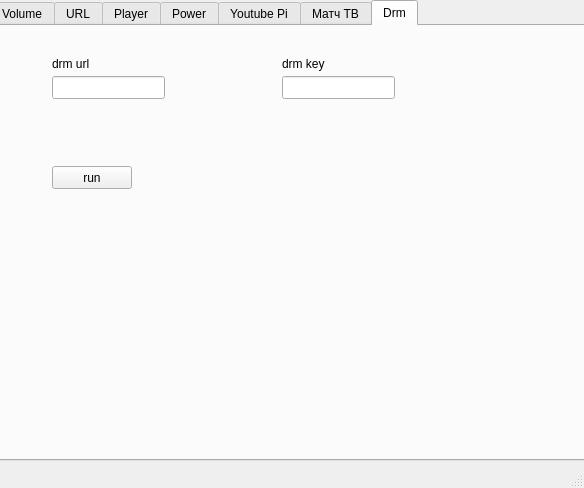
Old version of the form kodigui.ui in the repository definitly486/KodiGui.
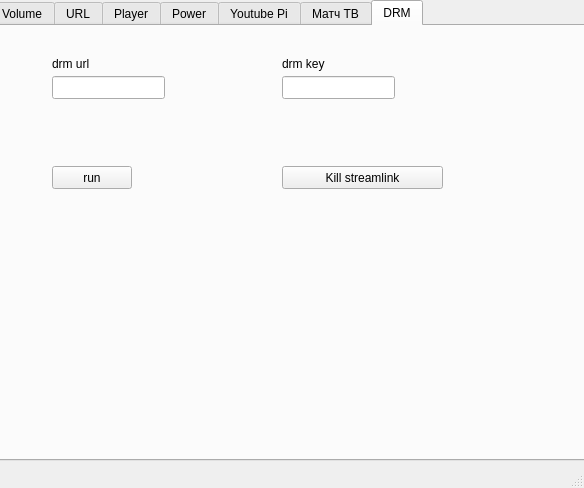
New version of the form. Icons and pictures are not drawn.

Commit message: добавлена кнопка kill streamlink 	изменено:      kodigui.ui 	изменено:      mainwindow.cpp 	изменено:      mainwindow.h

```diff
--- a/kodigui.ui
+++ b/kodigui.ui
@@ -480,7 +480,7 @@
     </widget>
     <widget class="QWidget" name="drm">
      <attribute name="title">
-      <string>Drm</string>
+      <string>DRM</string>
      </attribute>
      <widget class="QLineEdit" name="lineEdit_drm">
       <property name="geometry">
@@ -541,6 +541,19 @@
        <string>run</string>
       </property>
      </widget>
+     <widget class="QPushButton" name="pushButton_killstreamlink">
+      <property name="geometry">
+       <rect>
+        <x>290</x>
+        <y>140</y>
+        <width>161</width>
+        <height>23</height>
+       </rect>
+      </property>
+      <property name="text">
+       <string>Kill streamlink</string>
+      </property>
+     </widget>
     </widget>
    </widget>
   </widget>
```
The commit also changes 2 other files.
